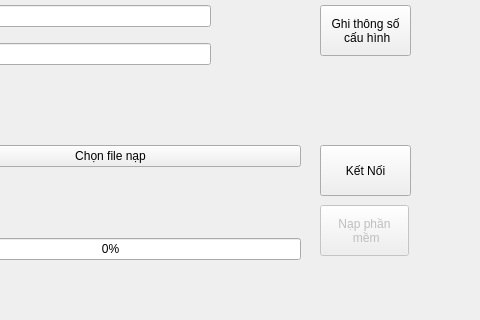
The window that views/hmi.ui (CongPV121/SDT) describes before a commit, drawn with Qt 5; both pictures show x 180 to 660 and y 215 to 535 of the 660 by 535 pixel window.
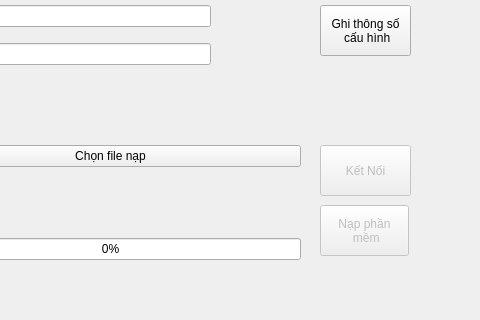
The same window after the commit.

The edit to the form file:
```diff
--- a/views/hmi.ui
+++ b/views/hmi.ui
@@ -172,6 +172,9 @@
    </property>
   </widget>
   <widget class="QPushButton" name="connect_dut">
+   <property name="enabled">
+    <bool>false</bool>
+   </property>
    <property name="geometry">
     <rect>
      <x>500</x>
```
